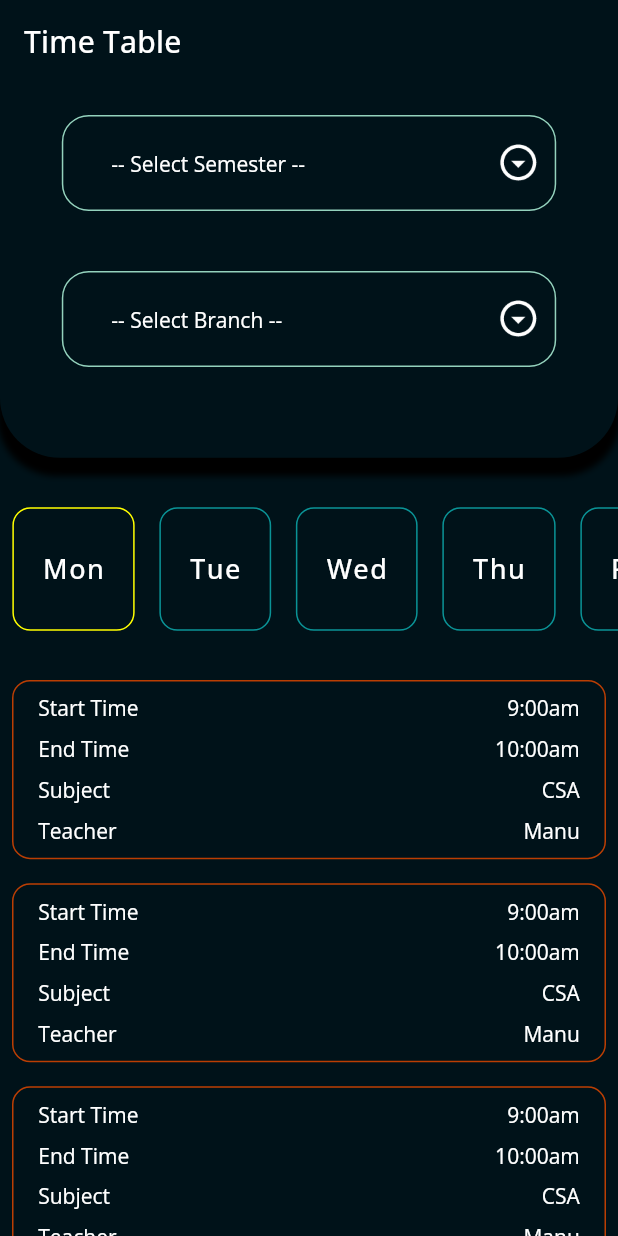
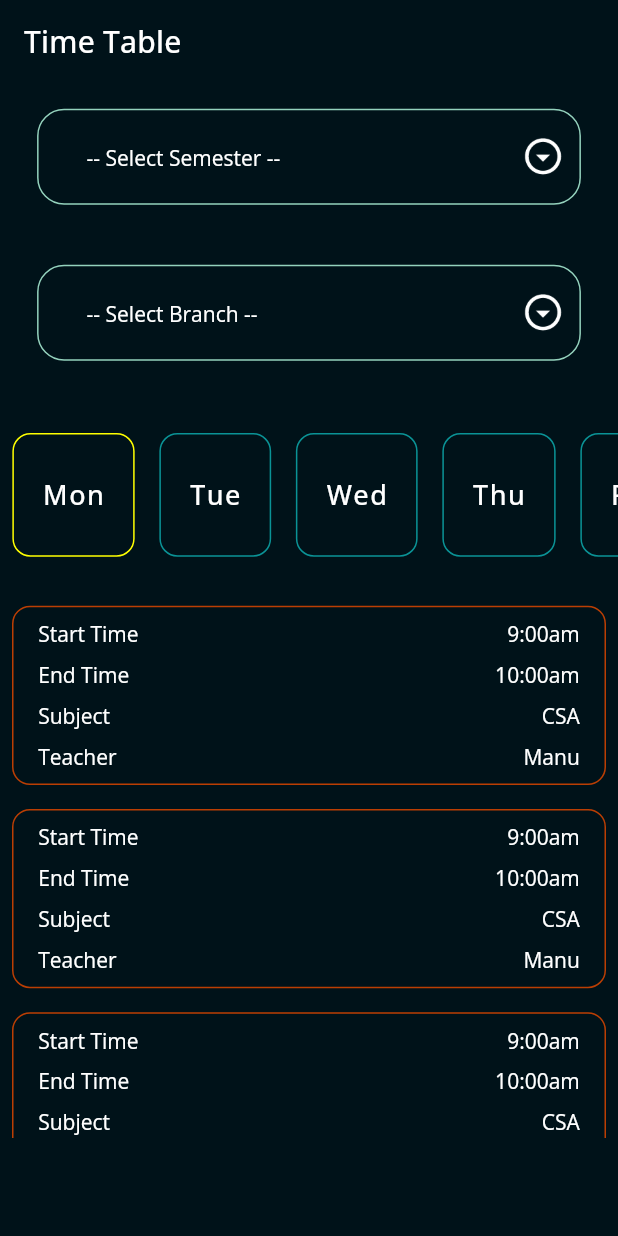
Before and after one commit to abhi123vj/Attendance-Monitor, a Flutter app: the screen it shows after launch, on a phone screen of 412 x 824 dp. Run offline on Flutter 3.47's test engine with Material 2 defaults, Android fonts, the phone set to English and light mode, and no system bars; our stand-ins replace cloud_firestore, dio, firebase_core, get, google_fonts, progress_indicators and 2 more; missing offline and left inert: dio_smart_retry; accounts and stored records are empty.

Commit message:
time table

```diff
--- a/lib/network/app_urls.dart
+++ b/lib/network/app_urls.dart
@@ -6,7 +6,7 @@ class ApiUrl {
   static const String signIn = 'api/login';
   // Reset Password
   static const String resetPassword = 'resetPassword';
-   // Forgot Password
+  // Forgot Password
   static const String forgotPass = 'forgotPassword';
   // Dashboard
   static const String dashboard = 'dashboard';
@@ -15,6 +15,7 @@ class ApiUrl {
   //   return 'giveHelp/user/$userId';
   // }
   //profile
-   static String userDetails = 'user/userDetails';
-
+  static String userDetails = 'user/userDetails';
+  //time table
+  static String timeTable = '/viewtimetable';
 }
--- a/lib/screens/time_table_screen.dart
+++ b/lib/screens/time_table_screen.dart
@@ -35,17 +35,18 @@ TimeTableCOntroller timeC = Get.put(TimeTableCOntroller());
               fontSize: 20, letterSpacing: 0.15, fontWeight: FontWeight.w500),
         ),
       ),
-      body: SingleChildScrollView(
-        child: Column(
+      body: Column(
         mainAxisSize: MainAxisSize.max,
         children: [
-            Container(
-              width: 100.w,
-              padding: EdgeInsets.symmetric(horizontal: 10.w, vertical: 5.w),
+          Padding(
+            padding:  EdgeInsets.symmetric(horizontal: 3.h),
             child: Column(
               mainAxisSize: MainAxisSize.min,
               crossAxisAlignment: CrossAxisAlignment.start,
               children: [
+                SizedBox(
+            height: 2.h,
+          ),
                 AppFormField(
                     type: "DropDown",
                     hintText: "Semester",
@@ -59,22 +60,10 @@ TimeTableCOntroller timeC = Get.put(TimeTableCOntroller());
                     controller: _branchController)
               ],
             ),
-              decoration: BoxDecoration(
-                  borderRadius: BorderRadius.only(
-                      bottomLeft: Radius.circular(40.0),
-                      bottomRight: Radius.circular(40.0)),
-                  color: AppColors.blackGlaze,
-                  boxShadow: [
-                    BoxShadow(
-                        spreadRadius: 2,
-                        blurRadius: 3,
-                        offset: Offset(0, 10),
-                        color: AppColors.black)
-                  ]),
           ),
-            SizedBox(
-              height: 3.h,
-            ),
+          // SizedBox(
+          //   height: 1.h,
+          // ),
          Container(
             height: MediaQuery.of(context).size.height * 0.12,
             child: ListView.builder(
@@ -124,7 +113,7 @@ TimeTableCOntroller timeC = Get.put(TimeTableCOntroller());
             height: 2.h,
           ),
 
-             Container(height: 50.h,
+           Container(height: 44.h,
              child: ListView.builder(
         itemCount: 5,
         itemBuilder: (BuildContext context, int index) {
@@ -150,7 +139,6 @@ TimeTableCOntroller timeC = Get.put(TimeTableCOntroller());
            ),
 
         ],
-        ),
       ),
     );
   }
```
Lines whose indentation alone changed are shown as unchanged.
